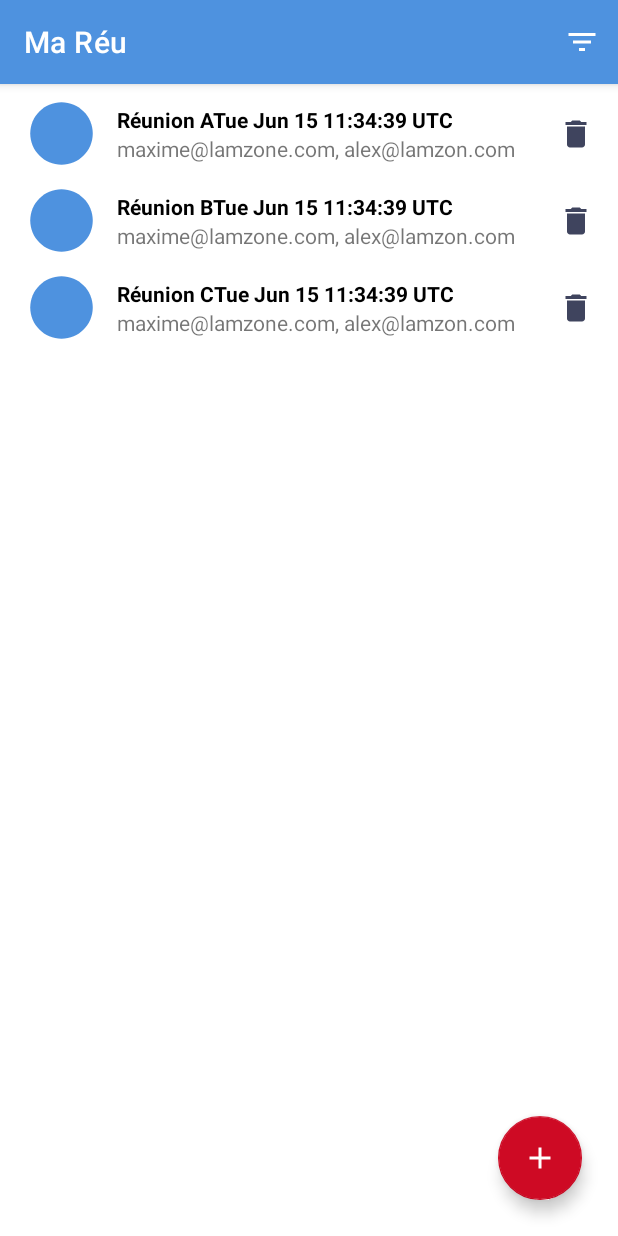
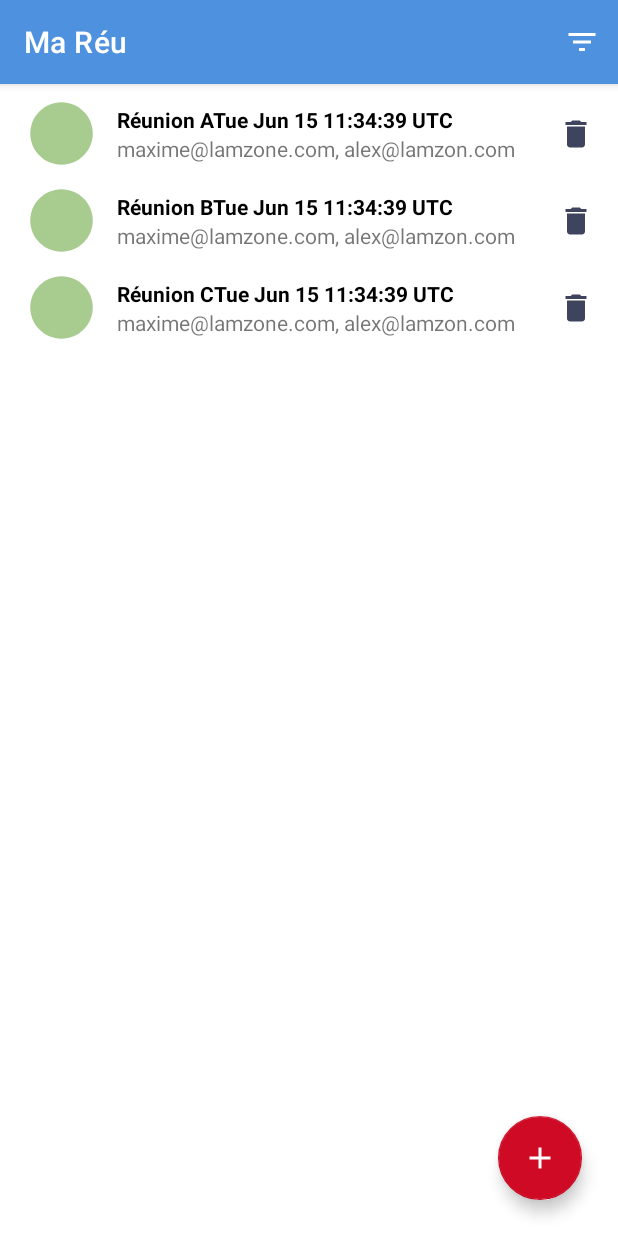
Before and after one commit to Strickle/MaReu, an Android app: the screen it shows after launch (MeetingListActivity), on a phone screen of 412 x 824 dp. Run offline under Robolectric (Android 15) with nearby library versions, the phone set to English and light mode, and no system bars; our stand-ins replace EventBus.

Commit message:
Set RandomColor in the Meetings Circle

```diff
--- a/app/src/main/java/com/nounapps/mareu/ui/meeting_list/MeetingListActivity.java
+++ b/app/src/main/java/com/nounapps/mareu/ui/meeting_list/MeetingListActivity.java
@@ -24,6 +24,7 @@ import org.greenrobot.eventbus.EventBus;
 import org.greenrobot.eventbus.Subscribe;
 
 import java.util.List;
+import java.util.Random;
 
 public class MeetingListActivity extends AppCompatActivity {
 
@@ -77,6 +78,7 @@ public class MeetingListActivity extends AppCompatActivity {
         SearchView searchView = (SearchView) searchItem.getActionView();
         return true;
     }
+
     /**
      * Init the List of neighbours
      */
--- a/app/src/main/java/com/nounapps/mareu/ui/meeting_list/MyListMeetingRecyclerViewAdapter.java
+++ b/app/src/main/java/com/nounapps/mareu/ui/meeting_list/MyListMeetingRecyclerViewAdapter.java
@@ -1,5 +1,6 @@
 package com.nounapps.mareu.ui.meeting_list;
 
+import android.content.res.Resources;
 import android.view.LayoutInflater;
 import android.view.View;
 import android.view.ViewGroup;
@@ -17,9 +18,11 @@ import com.nounapps.mareu.service.MeetingApiService;
 
 import org.greenrobot.eventbus.EventBus;
 
+import java.lang.reflect.Array;
 import java.util.ArrayList;
 import java.util.Collection;
 import java.util.List;
+import java.util.Random;
 
 
 public class MyListMeetingRecyclerViewAdapter extends RecyclerView.Adapter<MyListMeetingRecyclerViewAdapter.MyViewHolder> implements Filterable{
@@ -34,13 +37,14 @@ public class MyListMeetingRecyclerViewAdapter extends RecyclerView.Adapter<MyLis
         LayoutInflater layoutInflater = LayoutInflater.from(parent.getContext());
         View view = layoutInflater.inflate(R.layout.activity_list_item, parent, false);
         return new MyViewHolder(view);
+
     }
 
     @Override
     public void onBindViewHolder(final MyViewHolder holder, int position) {
 
        Meeting meeting = mMeetings.get(position);
-        holder.display(mMeetings.get(position));
+       holder.display(mMeetings.get(position));
 
         holder.mIBdeleteButton.setOnClickListener(new View.OnClickListener() {
             @Override
@@ -70,6 +74,7 @@ public class MyListMeetingRecyclerViewAdapter extends RecyclerView.Adapter<MyLis
         public MyViewHolder(View itemView) {
             super(itemView);
 
+
             mTVmeeting = (TextView) itemView.findViewById(R.id.tv_meeting);
             mTVparticipants = (TextView) itemView.findViewById(R.id.tv_participants);
             mIVcolorCircle = (ImageView) itemView.findViewById(R.id.item_list_color_circle);
@@ -77,9 +82,18 @@ public class MyListMeetingRecyclerViewAdapter extends RecyclerView.Adapter<MyLis
         }
 
         void display(Meeting meeting) {
+
+            /**RandomColor**/
+            Resources res = itemView.getContext().getResources();
+            int[] androidColors = res.getIntArray(R.array.meetingColor);
+            int randomAndroidColor = androidColors[new Random().nextInt(androidColors.length)];
+
+
+
+
             mTVmeeting.setText(meeting.getObject() + meeting.getDate() + meeting.getLocation());
+            mIVcolorCircle.setColorFilter(randomAndroidColor);
         }
     }
 
-
 }
--- a/app/src/main/res/values/colors.xml
+++ b/app/src/main/res/values/colors.xml
@@ -10,16 +10,29 @@
     <color name="redAdd">#CE0A24</color>
 
 
-    <array name="meetingColor">
-        <item>#EDD9D0</item>
-        <item>#AECEB8</item>
-        <item>#E68A9F</item>
-        <item>#B78FCD</item>
-        <item>#A1CFE6</item>
-        <item>#E7B88A</item>
-        <item>#E6DDA2</item>
-        <item>#A8CC8F</item>
-        <item>#B3957D</item>
-    </array>
+
+    <item name="pastel01" type="color">#EDD9D0</item>
+    <item name="pastel02" type="color">#AECEB8</item>
+    <item name="pastel03" type="color">#E68A9F</item>
+    <item name="pastel04" type="color">#B78FCD</item>
+    <item name="pastel05" type="color">#A1CFE6</item>
+    <item name="pastel06" type="color">#E7B88A</item>
+    <item name="pastel07" type="color">#E6DDA2</item>
+    <item name="pastel08" type="color">#A8CC8F</item>
+    <item name="pastel09" type="color">#B3957D</item>
+
+
+
+    <integer-array name="meetingColor">
+        <item>@color/pastel01</item>
+        <item>@color/pastel02</item>
+        <item>@color/pastel03</item>
+        <item>@color/pastel04</item>
+        <item>@color/pastel05</item>
+        <item>@color/pastel06</item>
+        <item>@color/pastel07</item>
+        <item>@color/pastel08</item>
+        <item>@color/pastel09</item>
+    </integer-array>
 
 </resources>
```
